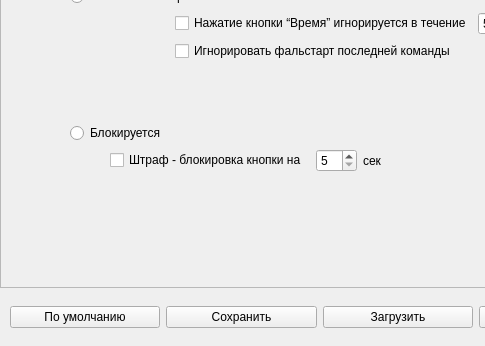
First picture: the form in app/ui/settings.ui, repository AnnushkaStark/Brain_ring_game-admin_panel-, before the edit; both pictures show x 0 to 485 and y 173 to 519 of the 782 by 519 pixel window.
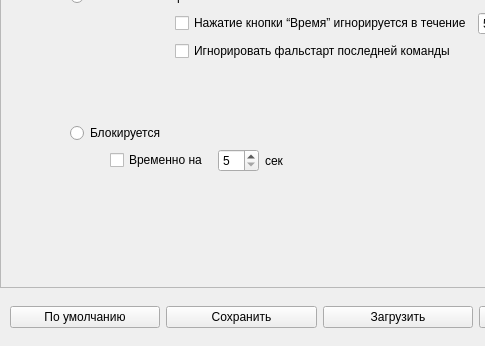
Second picture: the form after the edit. The open tabs and pages were chosen to show the change.

Commit message: Изменил текст ярлыка временной блокировки кнопки команды после фальстарта.

Diff of the .ui file:
```diff
--- a/app/ui/settings.ui
+++ b/app/ui/settings.ui
@@ -936,7 +936,7 @@
              <item>
               <widget class="QCheckBox" name="checkBox_falsestart_temporery_block_team_button">
                <property name="text">
-                <string>Штраф - блокировка кнопки на </string>
+                <string>Временно на </string>
                </property>
               </widget>
              </item>
```
